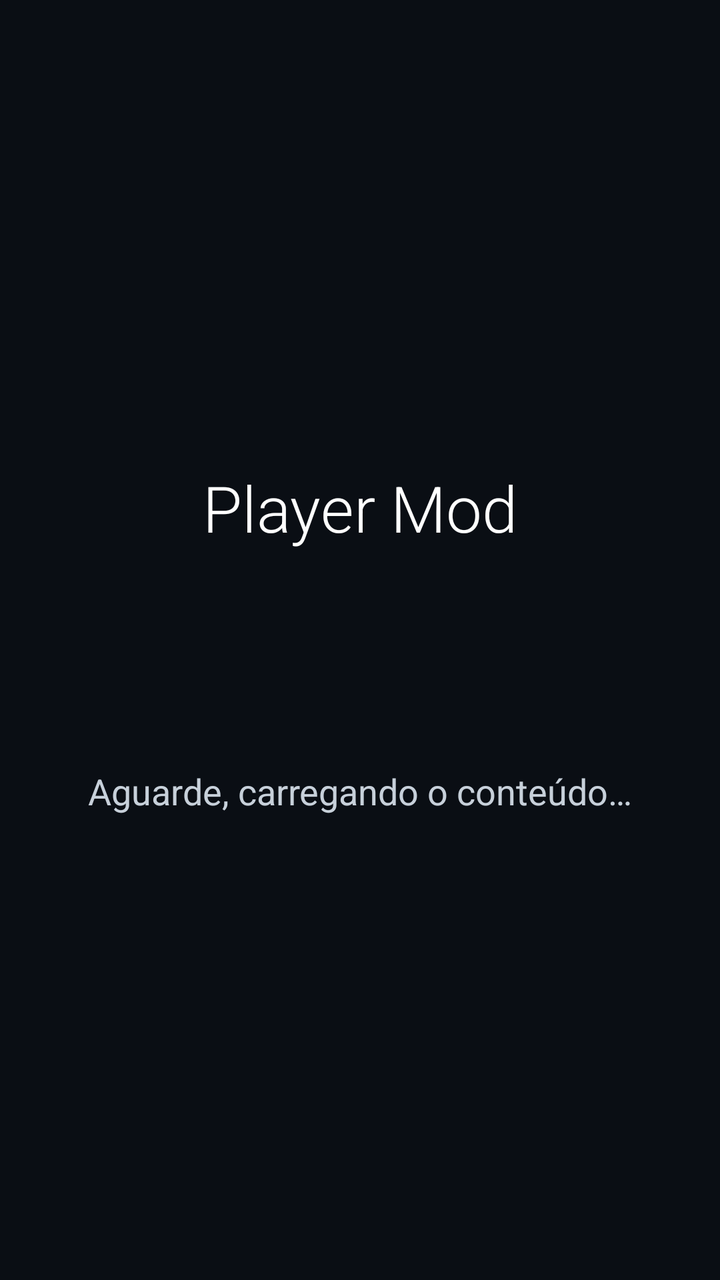
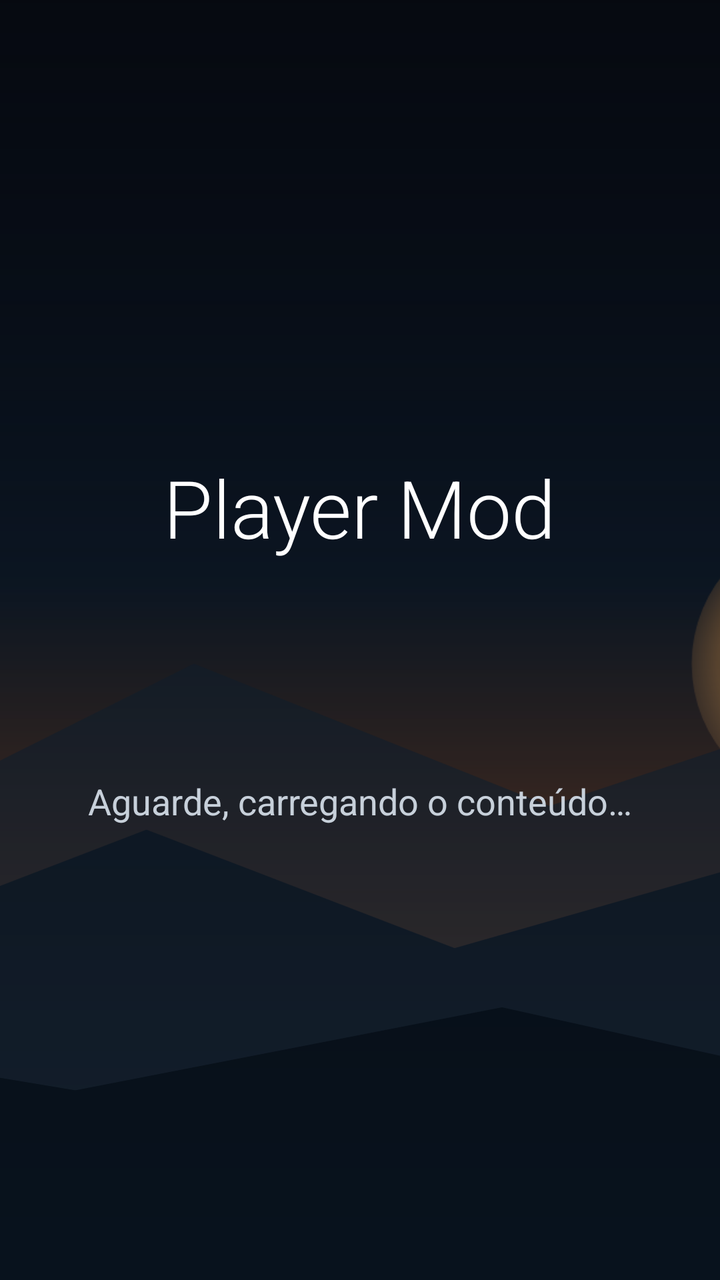

An Android layout rendered at two revisions. The XML below is the earlier revision; the diff shows what the commit changed to produce the second picture.
<!-- AndroidManifest.xml: application theme Theme.Player -->
<!-- res/layout/activity_channels.xml -->
<?xml version="1.0" encoding="utf-8"?>
<FrameLayout xmlns:android="http://schemas.android.com/apk/res/android"
    android:layout_width="match_parent"
    android:layout_height="match_parent"
    android:background="#0A0E14">

    <LinearLayout
        android:layout_width="match_parent"
        android:layout_height="match_parent"
        android:orientation="vertical"
        android:padding="28dp">

        
        <LinearLayout
            android:layout_width="match_parent"
            android:layout_height="wrap_content"
            android:orientation="horizontal"
            android:gravity="center_vertical">

            <Button android:id="@+id/nav_canais" android:layout_width="wrap_content" android:layout_height="wrap_content"
                android:text="TV ao vivo" android:textSize="16sp" />
            <Button android:id="@+id/nav_filmes" android:layout_width="wrap_content" android:layout_height="wrap_content"
                android:layout_marginStart="10dp" android:text="Filmes" android:textSize="16sp" />
            <Button android:id="@+id/nav_series" android:layout_width="wrap_content" android:layout_height="wrap_content"
                android:layout_marginStart="10dp" android:text="Séries" android:textSize="16sp" />
            <Button android:id="@+id/nav_fav" android:layout_width="wrap_content" android:layout_height="wrap_content"
                android:layout_marginStart="10dp" android:text="★ Favoritos" android:textSize="16sp" />
            <Button android:id="@+id/nav_search" android:layout_width="wrap_content" android:layout_height="wrap_content"
                android:layout_marginStart="10dp" android:text="🔍 Buscar" android:textSize="16sp" />

            <TextView android:id="@+id/status" android:layout_width="0dp" android:layout_height="wrap_content"
                android:layout_weight="1" android:layout_marginStart="16dp" android:gravity="end"
                android:textColor="#9AA4AE" android:textSize="13sp" />
        </LinearLayout>

        <EditText
            android:id="@+id/search"
            android:layout_width="match_parent"
            android:layout_height="wrap_content"
            android:layout_marginTop="10dp"
            android:hint="Buscar nesta seção…"
            android:imeOptions="actionSearch"
            android:inputType="text"
            android:singleLine="true"
            android:textColor="#FFFFFF"
            android:textColorHint="#667080"
            android:visibility="gone" />

        <LinearLayout
            android:layout_width="match_parent"
            android:layout_height="0dp"
            android:layout_weight="1"
            android:layout_marginTop="14dp"
            android:orientation="horizontal">

            <ListView
                android:id="@+id/groups"
                android:layout_width="0dp"
                android:layout_height="match_parent"
                android:layout_weight="0.7"
                android:background="#121A26"
                android:nextFocusRight="@+id/channels" />

            <FrameLayout
                android:layout_width="0dp"
                android:layout_height="match_parent"
                android:layout_weight="3.4"
                android:layout_marginStart="14dp">

                <ListView
                    android:id="@+id/channels"
                    android:layout_width="match_parent"
                    android:layout_height="match_parent"
                    android:background="#121A26"
                    android:nextFocusLeft="@+id/groups" />

                <GridView
                    android:id="@+id/channels_grid"
                    android:layout_width="match_parent"
                    android:layout_height="match_parent"
                    android:background="#121A26"
                    android:numColumns="4"
                    android:horizontalSpacing="12dp"
                    android:verticalSpacing="12dp"
                    android:padding="12dp"
                    android:clipToPadding="false"
                    android:focusable="true"
                    android:listSelector="@drawable/grid_selector"
                    android:drawSelectorOnTop="true"
                    android:nextFocusLeft="@+id/groups"
                    android:visibility="gone" />

                <TextView
                    android:id="@+id/empty"
                    android:layout_width="wrap_content"
                    android:layout_height="wrap_content"
                    android:layout_gravity="center"
                    android:text="Nada aqui"
                    android:textColor="#667080"
                    android:visibility="gone" />
            </FrameLayout>
        </LinearLayout>
    </LinearLayout>

    
    <LinearLayout
        android:id="@+id/loading"
        android:layout_width="match_parent"
        android:layout_height="match_parent"
        android:background="#0A0E14"
        android:gravity="center"
        android:orientation="vertical"
        android:focusable="true"
        android:focusableInTouchMode="true"
        android:clickable="true">

        <TextView
            android:layout_width="wrap_content"
            android:layout_height="wrap_content"
            android:fontFamily="sans-serif-light"
            android:text="Player Mod"
            android:textColor="@color/card_text"
            android:textSize="32sp" />

        <ProgressBar
            android:layout_width="56dp"
            android:layout_height="56dp"
            android:layout_marginTop="28dp"
            android:indeterminateTint="#64D2FF" />

        <TextView
            android:id="@+id/loading_text"
            android:layout_width="wrap_content"
            android:layout_height="wrap_content"
            android:layout_marginTop="24dp"
            android:fontFamily="sans-serif"
            android:text="Aguarde, carregando o conteúdo…"
            android:textColor="#C7D0DA"
            android:textSize="18sp" />
    </LinearLayout>
</FrameLayout>
<!-- resources referenced by this layout -->
<resources>
  <style name="Theme.Player" parent="Theme.AppCompat.NoActionBar">
          <item name="android:windowNoTitle">true</item>
          <item name="android:windowFullscreen">true</item>
          <item name="android:windowBackground">@android:color/black</item>
          <item name="colorAccent">#64D2FF</item>
          <item name="android:buttonStyle">@style/TvButton</item>
          <item name="buttonStyle">@style/TvButton</item>
      </style>
  <!-- unchanged entries left out for length: 3 -->
</resources>

<!-- the commit's change to res/layout/activity_channels.xml (unified diff, before → after) -->
@@ -103,39 +103,57 @@
     </LinearLayout>
 
     
-    <LinearLayout
+    <FrameLayout
         android:id="@+id/loading"
         android:layout_width="match_parent"
         android:layout_height="match_parent"
-        android:background="#0A0E14"
-        android:gravity="center"
-        android:orientation="vertical"
+        android:background="#05080D"
         android:focusable="true"
         android:focusableInTouchMode="true"
         android:clickable="true">
 
-        <TextView
-            android:layout_width="wrap_content"
-            android:layout_height="wrap_content"
-            android:fontFamily="sans-serif-light"
-            android:text="Player Mod"
-            android:textColor="@color/card_text"
-            android:textSize="32sp" />
+        <ImageView
+            android:layout_width="match_parent"
+            android:layout_height="match_parent"
+            android:scaleType="centerCrop"
+            android:alpha="0.5"
+            android:src="@drawable/wallpaper"
+            android:contentDescription="@null" />
 
-        <ProgressBar
-            android:layout_width="56dp"
-            android:layout_height="56dp"
-            android:layout_marginTop="28dp"
-            android:indeterminateTint="#64D2FF" />
+        <View
+            android:layout_width="match_parent"
+            android:layout_height="match_parent"
+            android:background="@drawable/scrim" />
 
-        <TextView
-            android:id="@+id/loading_text"
-            android:layout_width="wrap_content"
-            android:layout_height="wrap_content"
-            android:layout_marginTop="24dp"
-            android:fontFamily="sans-serif"
-            android:text="Aguarde, carregando o conteúdo…"
-            android:textColor="#C7D0DA"
-            android:textSize="18sp" />
-    </LinearLayout>
+        <LinearLayout
+            android:layout_width="match_parent"
+            android:layout_height="match_parent"
+            android:gravity="center"
+            android:orientation="vertical">
+
+            <TextView
+                android:layout_width="wrap_content"
+                android:layout_height="wrap_content"
+                android:fontFamily="sans-serif-light"
+                android:text="Player Mod"
+                android:textColor="@color/card_text"
+                android:textSize="40sp" />
+
+            <ProgressBar
+                android:layout_width="56dp"
+                android:layout_height="56dp"
+                android:layout_marginTop="28dp"
+                android:indeterminateTint="#64D2FF" />
+
+            <TextView
+                android:id="@+id/loading_text"
+                android:layout_width="wrap_content"
+                android:layout_height="wrap_content"
+                android:layout_marginTop="24dp"
+                android:fontFamily="sans-serif"
+                android:text="Aguarde, carregando o conteúdo…"
+                android:textColor="#C7D0DA"
+                android:textSize="18sp" />
+        </LinearLayout>
+    </FrameLayout>
 </FrameLayout>
<!-- resource entries referenced after the edit -->
@@ -1,12 +1,82 @@
 <!-- resources referenced by this layout -->
 <resources>
+  <!-- drawable scrim (drawable) -->
+  <?xml version="1.0" encoding="utf-8"?>
+  <shape xmlns:android="http://schemas.android.com/apk/res/android" android:shape="rectangle">
+      <gradient
+          android:angle="90"
+          android:startColor="#00000000"
+          android:centerColor="#4D000000"
+          android:endColor="#CC05080D"
+          android:type="linear" />
+  </shape>
+  <!-- drawable wallpaper: vector/xml drawable (drawable, 2048 chars, omitted) -->
   <style name="Theme.Player" parent="Theme.AppCompat.NoActionBar">
           <item name="android:windowNoTitle">true</item>
           <item name="android:windowFullscreen">true</item>
           <item name="android:windowBackground">@android:color/black</item>
           <item name="colorAccent">#64D2FF</item>
+          <item name="colorControlNormal">#8A94A0</item>
+          <item name="colorControlActivated">#64D2FF</item>
+          <item name="colorControlHighlight">#3364D2FF</item>
+          <item name="android:textColorHint">#667080</item>
           <item name="android:buttonStyle">@style/TvButton</item>
           <item name="buttonStyle">@style/TvButton</item>
+          <item name="android:editTextStyle">@style/TvEditText</item>
+          <item name="editTextStyle">@style/TvEditText</item>
+          <item name="android:spinnerStyle">@style/TvSpinner</item>
+          <item name="spinnerStyle">@style/TvSpinner</item>
+          
+          <item name="alertDialogTheme">@style/Theme.Player.Dialog</item>
+      </style>
+  <style name="TvEditText" parent="Widget.AppCompat.EditText">
+          <item name="android:background">@drawable/input_bg</item>
+          <item name="android:textColor">#FFFFFF</item>
+          <item name="android:textColorHint">#667080</item>
+          <item name="android:padding">14dp</item>
+          <item name="android:layout_marginTop">6dp</item>
+      </style>
+  <style name="TvSpinner" parent="Widget.AppCompat.Spinner">
+          <item name="android:popupBackground">@drawable/dialog_bg</item>
+          <item name="android:layout_marginTop">6dp</item>
+      </style>
+  <style name="Theme.Player.Dialog" parent="Theme.AppCompat.Dialog.Alert">
+          <item name="android:windowBackground">@drawable/dialog_bg</item>
+          <item name="colorAccent">#64D2FF</item>
+          <item name="android:textColorPrimary">#FFFFFF</item>
+          <item name="android:textColorSecondary">#C7D0DA</item>
+          <item name="android:textColorAlertDialogListItem">#FFFFFF</item>
+          <item name="android:windowTitleStyle">@style/Player.DialogTitle</item>
+      </style>
+  <!-- drawable input_bg (drawable) -->
+  <?xml version="1.0" encoding="utf-8"?>
+  <selector xmlns:android="http://schemas.android.com/apk/res/android">
+      <item android:state_focused="true">
+          <shape android:shape="rectangle">
+              <solid android:color="#16202B" />
+              <corners android:radius="10dp" />
+              <stroke android:width="2dp" android:color="#64D2FF" />
+          </shape>
+      </item>
+      <item>
+          <shape android:shape="rectangle">
+              <solid android:color="#121A22" />
+              <corners android:radius="10dp" />
+              <stroke android:width="1dp" android:color="#2A323C" />
+          </shape>
+      </item>
+  </selector>
+  <!-- drawable dialog_bg (drawable) -->
+  <?xml version="1.0" encoding="utf-8"?>
+  <shape xmlns:android="http://schemas.android.com/apk/res/android"
+      android:shape="rectangle">
+      <solid android:color="#1B2029" />
+      <corners android:radius="18dp" />
+      <stroke android:width="1dp" android:color="#2A313C" />
+  </shape>
+  <style name="Player.DialogTitle" parent="@android:style/TextAppearance.DialogWindowTitle">
+          <item name="android:textColor">#FFFFFF</item>
+          <item name="android:textSize">22sp</item>
       </style>
   <!-- unchanged entries left out for length: 3 -->
 </resources>
